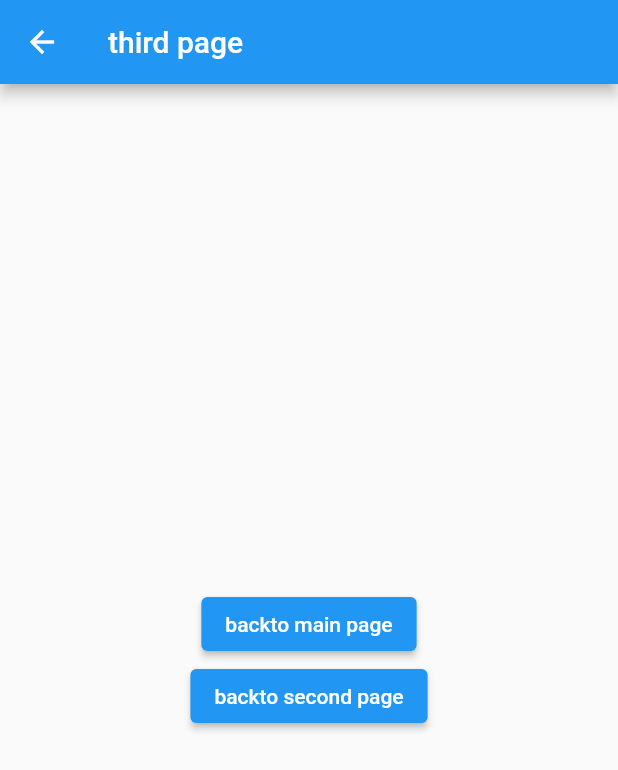
After one commit to subhanassiddik/MyFlutterWidgetsLearn, a Flutter app: the ThirdPage screen opened directly, on a phone screen of 412 x 824 dp. The commit adds this screen. Shown: the top 770 px of the screen. Run offline on Flutter 3.47's test engine with Material 2 defaults, Android fonts, the phone set to English and light mode, and no system bars; our stand-ins replace get.

Commit message:
navigation : package getX part1

```diff
--- /dev/null
+++ b/lib/1_must_know/3_others/1_navigation/2_getX_part1/4_third_page.dart
@@ -0,0 +1,33 @@
+import 'package:flutter/material.dart';
+import 'package:flutter_widget_learn/1_must_know/3_others/1_navigation/2_getX_part1/2_main_page.dart';
+import 'package:get/get.dart';
+
+class ThirdPage extends StatelessWidget {
+  @override
+  Widget build(BuildContext context) {
+    return Scaffold(
+      appBar: AppBar(
+        title: Text('third page'),
+      ),
+      body: Center(
+        child: Column(
+          mainAxisAlignment: MainAxisAlignment.center,
+          children: [
+            ElevatedButton(
+              onPressed: () {
+                Get.offAll(MainPage());
+              },
+              child: Text('backto main page'),
+            ),
+            ElevatedButton(
+              onPressed: () {
+                Get.back();
+              },
+              child: Text('backto second page'),
+            ),
+          ],
+        ),
+      ),
+    );
+  }
+}
--- a/pubspec.yaml
+++ b/pubspec.yaml
@@ -23,6 +23,7 @@ environment:
 dependencies:
   flutter:
     sdk: flutter
+  get: ^3.4.2
 
 
   # The following adds the Cupertino Icons font to your application.
```
Also changed, not shown: lib/1_must_know/3_others/1_navigation/2_getX_part1/1_login_page.dart (added, +26 -0 lines), lib/1_must_know/3_others/1_navigation/2_getX_part1/2_main_page.dart (added, +22 -0 lines), lib/1_must_know/3_others/1_navigation/2_getX_part1/3_second_page.dart (added, +33 -0 lines), lib/main.dart (+7 -4 lines), pubspec.lock.
